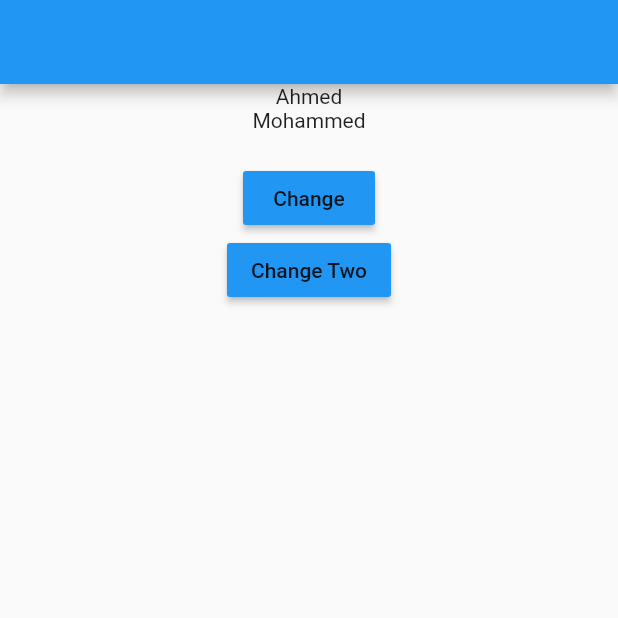
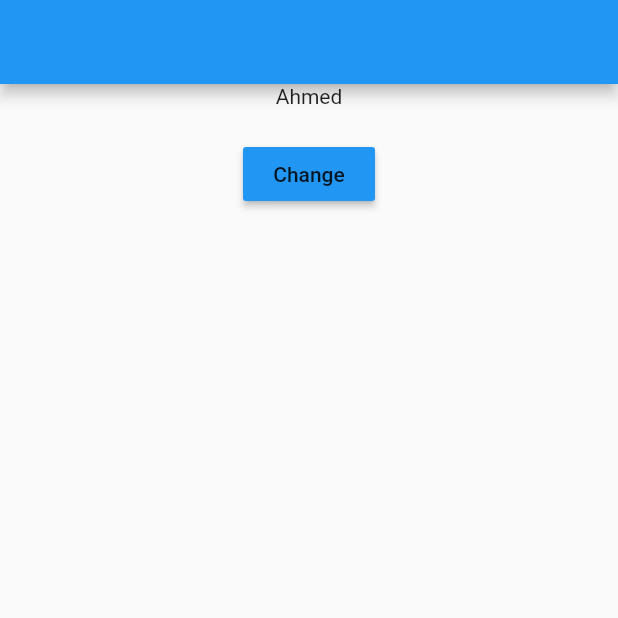
Before and after one commit to MohammedMshal/provider_statemangement_test, a Flutter app: the screen it shows after launch, on a phone screen of 412 x 824 dp, the top half of it. Run offline on Flutter 3.47's test engine with Material 2 defaults, Android fonts, the phone set to English and light mode, and no system bars.

Commit message:
provider of context

```diff
--- a/lib/my_app.dart
+++ b/lib/my_app.dart
@@ -10,47 +10,31 @@ class HomePage extends StatelessWidget {
       create: (BuildContext context) => Model(),
       child: Scaffold(
         appBar: AppBar(),
-          body: Center(
-            child: SizedBox(
-                height: MediaQuery.of(context).size.height,
+        body: const WidgetTest(),
+      ),
+    );
+  }
+}
+
+class WidgetTest extends StatelessWidget {
+  const WidgetTest({Key? key}) : super(key: key);
+
+  @override
+  Widget build(BuildContext context) {
+    Model provider = Provider.of(context);
+    return Center(
       child: Column(
         children: [
-                    Selector<Model, String>(
-                      selector: (context, provider) => provider.name,
-                      builder: (context, value, child) {
-                        return Text(value);
-                      },
-                    ),
-                    Selector<Model, String>(
-                      selector: (context, provider) => provider.name2,
-                      builder: (context, value, child) {
-                        return Text(value);
-                      },
-                    ),
+          Text(provider.name),
           const SizedBox(height: 20),
-                    Consumer<Model>(
-                      builder: (context, provider, child) {
-                        return MaterialButton(
+          MaterialButton(
               color: Colors.blue,
               child: const Text('Change'),
               onPressed: () {
                 provider.changeName();
-                            });
-                      },
+              }),
+        ],
       ),
-                    Consumer<Model>(
-                      builder: (context, provider, child) {
-                        return MaterialButton(
-                            color: Colors.blue,
-                            child: const Text('Change Two'),
-                            onPressed: () {
-                              provider.changeNameTow();
-                            });
-                      },
-                    ),
-                  ],
-                )),
-          )),
     );
   }
 }
@@ -68,10 +52,4 @@ class Model with ChangeNotifier {
     print('build Name one');
     notifyListeners();
   }
-
-  void changeNameTow() {
-    name2 = 'state changed two';
-    print('build Name tow');
-    notifyListeners();
 }
-}
```
Lines whose indentation alone changed are shown as unchanged.
